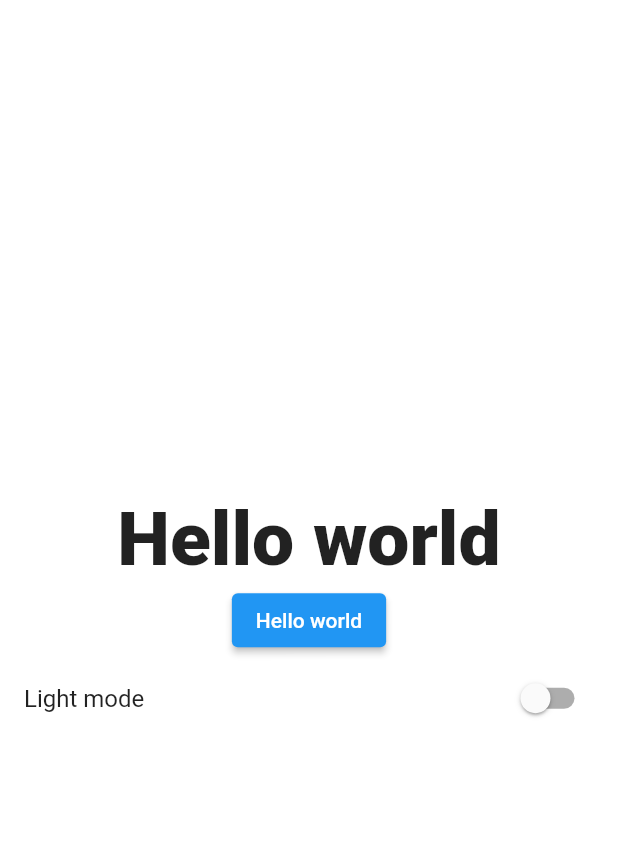
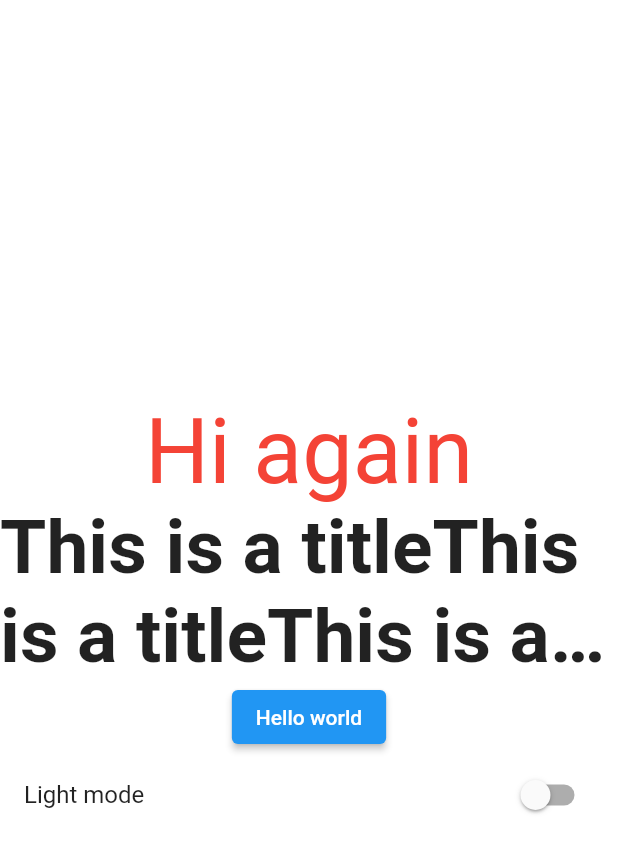
Before and after one commit to baraa1999/shopsmart_users_ar, a Flutter app: the screen it shows after launch, on a phone screen of 412 x 824 dp. Shown: the top 853 px of the screen. Run offline on Flutter 3.47's test engine with Material 2 defaults, Android fonts, the phone set to English and light mode, and no system bars; our stand-ins replace shared_preferences.

Commit message:
Create the text custom widget

```diff
--- a/lib/screens/home_screen.dart
+++ b/lib/screens/home_screen.dart
@@ -1,6 +1,8 @@
 import 'package:flutter/material.dart';
 import 'package:provider/provider.dart';
 import 'package:shopsmart_users_ar/providers/theme_provider.dart';
+import 'package:shopsmart_users_ar/widgets/subtitle_text.dart';
+import 'package:shopsmart_users_ar/widgets/titile_text.dart';
 
 import '../consts/app_colors.dart';
 
@@ -14,12 +16,15 @@ class HomeScreen extends StatelessWidget {
       body: Column(
         mainAxisAlignment: MainAxisAlignment.center,
         children: [
-          const Text(
-            "Hello world",
-            style: TextStyle(
-              fontSize: 50,
-              fontWeight: FontWeight.w800,
-            ),
+          const SubTitleWidget(
+            label: 'Hi again',
+            fontsize: 60,
+            color: Colors.red,
+          ),
+          TitlesTextWidget(
+            label: 'This is a title' * 10,
+            fontSize: 50,
+            maxLines: 2,
           ),
           ElevatedButton(
             onPressed: () {},
--- /dev/null
+++ b/lib/widgets/subtitle_text.dart
@@ -0,0 +1,31 @@
+import 'package:flutter/material.dart';
+
+class SubTitleWidget extends StatelessWidget {
+  const SubTitleWidget(
+      {super.key,
+      required this.label,
+      this.fontsize = 18,
+      this.fontStyle = FontStyle.normal,
+      this.fontWeight = FontWeight.normal,
+      this.color,
+      this.textDecoration = TextDecoration.none});
+  final String label;
+  final double fontsize;
+  final FontStyle fontStyle;
+  final FontWeight? fontWeight;
+  final Color? color;
+  final TextDecoration textDecoration;
+
+  @override
+  Widget build(BuildContext context) {
+    return Text(
+      label,
+      style: TextStyle(
+          fontSize: fontsize,
+          fontWeight: fontWeight,
+          color: color,
+          fontStyle: fontStyle,
+          decoration: textDecoration),
+    );
+  }
+}
--- /dev/null
+++ b/lib/widgets/titile_text.dart
@@ -0,0 +1,29 @@
+import 'package:flutter/cupertino.dart';
+
+class TitlesTextWidget extends StatelessWidget {
+  const TitlesTextWidget({
+    Key? key,
+    required this.label,
+    this.fontSize = 20,
+    this.color,
+    this.maxLines,
+  }) : super(key: key);
+
+  final String label;
+  final double fontSize;
+  final Color? color;
+  final int? maxLines;
+  @override
+  Widget build(BuildContext context) {
+    return Text(
+      label,
+      maxLines: maxLines,
+      // textAlign: TextAlign.justify,
+      style: TextStyle(
+          color: color,
+          fontSize: fontSize,
+          fontWeight: FontWeight.bold,
+          overflow: TextOverflow.ellipsis),
+    );
+  }
+}
```
